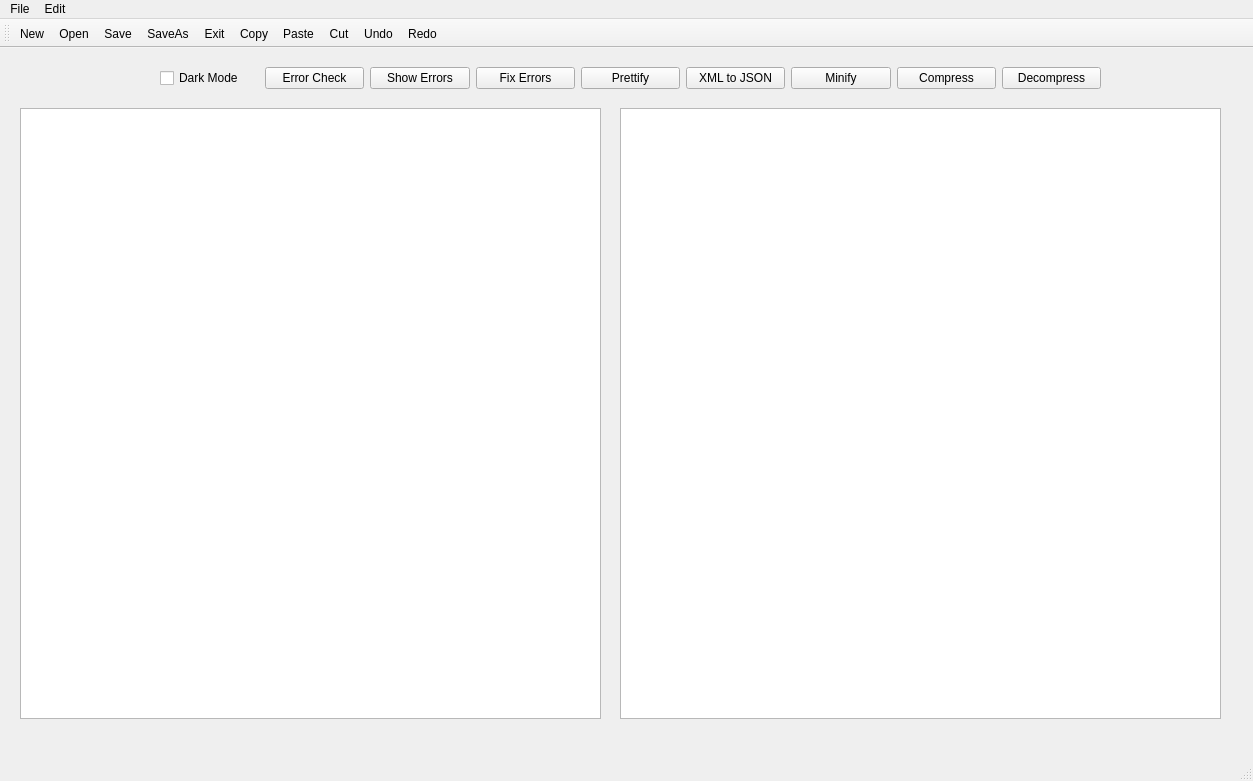
PhilopateerEmad/XML_parser, file XML_Editor/mainwindow.ui: the form before one commit.
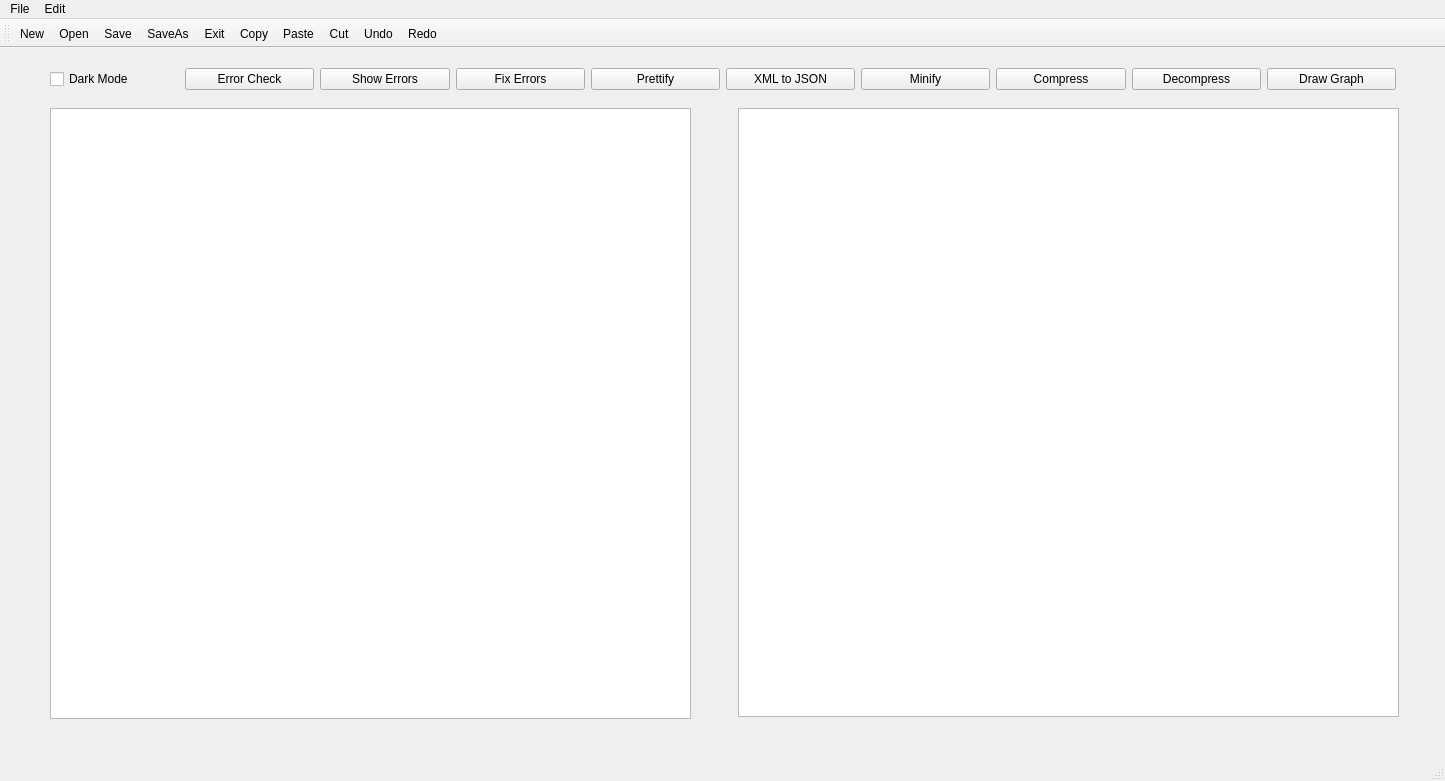
The form after the commit. Icons and pictures are not drawn.

```diff
--- a/XML_Editor/mainwindow.ui
+++ b/XML_Editor/mainwindow.ui
@@ -6,7 +6,7 @@
    <rect>
     <x>0</x>
     <y>0</y>
-    <width>1253</width>
+    <width>1445</width>
     <height>781</height>
    </rect>
   </property>
@@ -17,10 +17,10 @@
    <widget class="QWidget" name="horizontalLayoutWidget">
     <property name="geometry">
      <rect>
-      <x>160</x>
+      <x>50</x>
       <y>10</y>
-      <width>941</width>
-      <height>41</height>
+      <width>1346</width>
+      <height>42</height>
      </rect>
     </property>
     <layout class="QHBoxLayout" name="horizontalLayout">
@@ -128,14 +128,21 @@
        </property>
       </widget>
      </item>
+     <item>
+      <widget class="QPushButton" name="pushButton_2">
+       <property name="text">
+        <string>Draw Graph</string>
+       </property>
+      </widget>
+     </item>
     </layout>
    </widget>
    <widget class="QWidget" name="verticalLayoutWidget">
     <property name="geometry">
      <rect>
-      <x>20</x>
+      <x>50</x>
       <y>60</y>
-      <width>581</width>
+      <width>641</width>
       <height>611</height>
      </rect>
     </property>
@@ -152,21 +159,39 @@
    <widget class="QWidget" name="verticalLayoutWidget_2">
     <property name="geometry">
      <rect>
-      <x>620</x>
+      <x>800</x>
       <y>60</y>
-      <width>601</width>
+      <width>421</width>
       <height>611</height>
      </rect>
     </property>
-    <layout class="QVBoxLayout" name="verticalLayout_2">
-     <item>
-      <widget class="QTextEdit" name="textEdit_2">
-       <property name="readOnly">
-        <bool>true</bool>
-       </property>
-      </widget>
-     </item>
-    </layout>
+    <layout class="QVBoxLayout" name="verticalLayout_2"/>
+   </widget>
+   <widget class="QTextEdit" name="textEdit_2">
+    <property name="geometry">
+     <rect>
+      <x>738</x>
+      <y>60</y>
+      <width>661</width>
+      <height>609</height>
+     </rect>
+    </property>
+    <property name="readOnly">
+     <bool>true</bool>
+    </property>
+   </widget>
+   <widget class="QLabel" name="label">
+    <property name="geometry">
+     <rect>
+      <x>740</x>
+      <y>70</y>
+      <width>651</width>
+      <height>591</height>
+     </rect>
+    </property>
+    <property name="text">
+     <string/>
+    </property>
    </widget>
   </widget>
   <widget class="QMenuBar" name="menubar">
@@ -174,7 +199,7 @@
     <rect>
      <x>0</x>
      <y>0</y>
-     <width>1253</width>
+     <width>1445</width>
      <height>25</height>
     </rect>
    </property>
```
